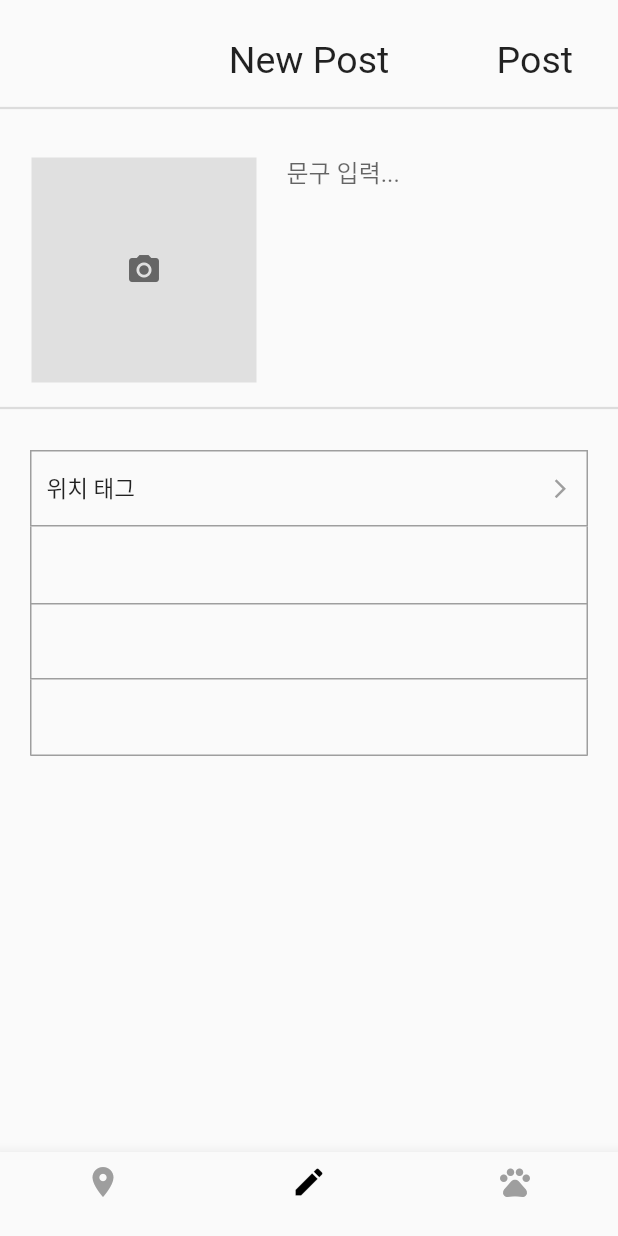
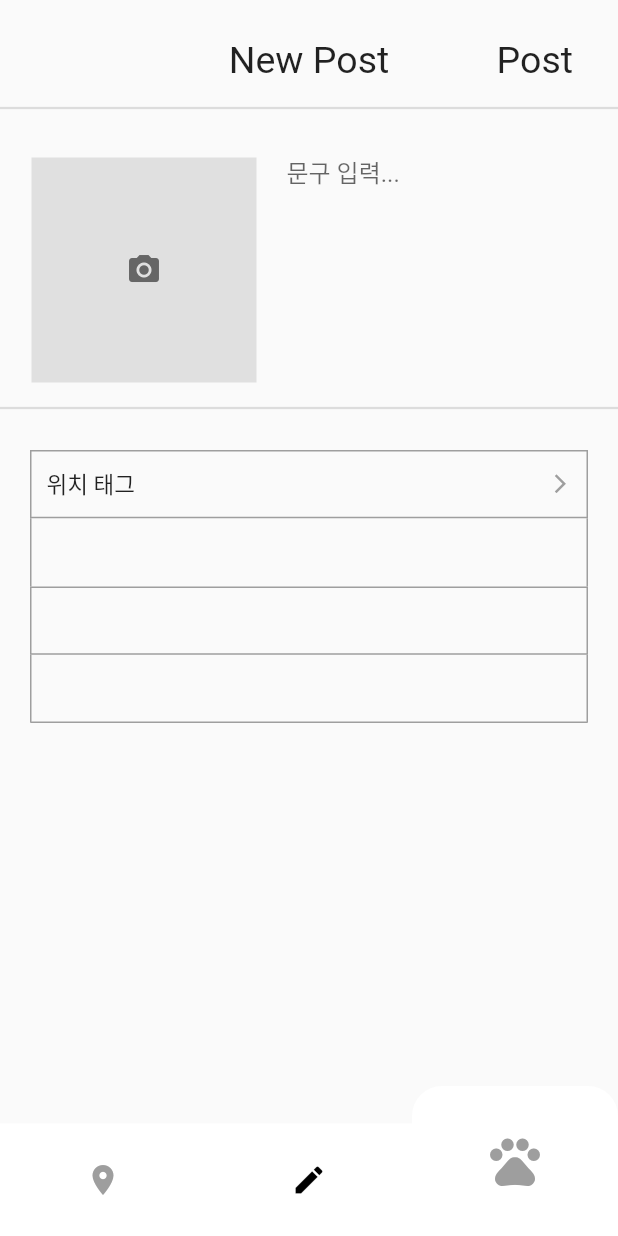
Before and after one commit to 2023ToolsProject/trablog-flutter, a Flutter app: the BasicPage screen opened directly, item 2 of the bottom bar chosen, on a phone screen of 412 x 824 dp. Run offline on Flutter 3.47's test engine with Material 2 defaults, Android fonts, the phone set to English and light mode, and no system bars; our stand-ins replace dio, fluttertoast, geolocator, image_picker, shared_preferences; accounts and stored records are empty.

Commit message:
bottom navigation bar 커스터마이징

```diff
--- a/lib/main.dart
+++ b/lib/main.dart
@@ -22,7 +22,7 @@ class _MyAppState extends State<MyApp> {
   void initState() {
     // TODO: implement initState
     super.initState();
-    Storage.init();
+    Storage.init(); // 이거 만들어지면 다음페이지로
   }
 
   @override
--- a/lib/page/basic_page.dart
+++ b/lib/page/basic_page.dart
@@ -12,20 +12,70 @@ class BasicPage extends StatelessWidget {
         child: Scaffold(
           resizeToAvoidBottomInset: false,
           body: context.read<BasicModel>().page[context.watch<BasicModel>().i],
-          bottomNavigationBar: BottomNavigationBar(
-            currentIndex: context.watch<BasicModel>().i,
-            onTap: (i){
-              context.read<BasicModel>().changeIndex(i);
-            },
-            selectedItemColor: Colors.black,
-            unselectedItemColor: Colors.grey,
-            items: const [
-              BottomNavigationBarItem(icon: Icon(Icons.room,),label: ''),
-              BottomNavigationBarItem(icon: Icon(Icons.mode_edit),label: ''),
-              BottomNavigationBarItem(icon: Icon(Icons.pets),label: ''),
-            ],
+          bottomNavigationBar: Container(
+            height: 100,
+            child: const Row(
+              children: [
+                Expanded(child: BottomItem(Icons.room, 0)),
+                Expanded(child: BottomItem(Icons.mode_edit, 1)),
+                Expanded(
+                    child: BottomCenterItem(2)
+                )
+              ],
+            ),
           ),
         )
     );
   }
 }
+
+class BottomItem extends StatelessWidget {
+  const BottomItem(this.icon,this.index,{Key? key}) : super(key: key);
+  final IconData icon;
+  final int index;
+
+  @override
+  Widget build(BuildContext context) {
+    bool select = (index == context.watch<BasicModel>().i);
+    return Column(
+      children: [
+        Expanded(child: Container(color: Colors.transparent,)),
+        Expanded(
+            flex: 3,
+            child: GestureDetector(
+              onTap: (){
+                context.read<BasicModel>().changeIndex(index);
+              },
+              child: Container(
+                  width: double.infinity,
+                  color: Colors.white,
+                  child: Icon(icon,color: select? Colors.black : Colors.grey,)
+              ),
+            )
+        )
+      ],
+    );
+  }
+}
+class BottomCenterItem extends StatelessWidget {
+  const BottomCenterItem(this.index, {Key? key}) : super(key: key);
+  final int index;
+
+  @override
+  Widget build(BuildContext context) {
+    bool select = (index == context.watch<BasicModel>().i);
+    return GestureDetector(
+      onTap: (){
+        context.read<BasicModel>().changeIndex(index);
+      },
+      child: Container(
+          height: double.infinity,
+          decoration: const BoxDecoration(
+            color: Colors.white,
+            borderRadius: BorderRadius.only(topLeft: Radius.circular(20),topRight: Radius.circular(20))
+          ),
+          child: Icon(Icons.pets,size: 40, color: select? Colors.black : Colors.grey,)
+      ),
+    );
+  }
+}
--- a/lib/view_model/basic_model.dart
+++ b/lib/view_model/basic_model.dart
@@ -13,7 +13,7 @@ class BasicModel extends ChangeNotifier {
     const WritePage(),
     const MemoryFirst(),
   ];
-  ExitModel _exModel = ExitModel();
+  final ExitModel _exModel = ExitModel();
 
   int get i => _index;
   List get page => _page;
--- a/lib/view_model/title_model.dart
+++ b/lib/view_model/title_model.dart
@@ -4,10 +4,10 @@ import 'package:trablog/model/exit_model.dart';
 
 class TitleModel extends ChangeNotifier {
 
-  ExitModel _exModel = ExitModel();
+  final ExitModel _exModel = ExitModel();
 
   toNextPage(FutureOr<dynamic> Function() function) async {
-    return await Future.delayed(const Duration(seconds: 1), function);
+    return await Future.delayed(const Duration(seconds: 2), function);
   }
 
   Future<bool> onWillPop(){
```
Also changed, not shown: lib/page/memory_page/memory_second.dart (+25 -4 lines).
